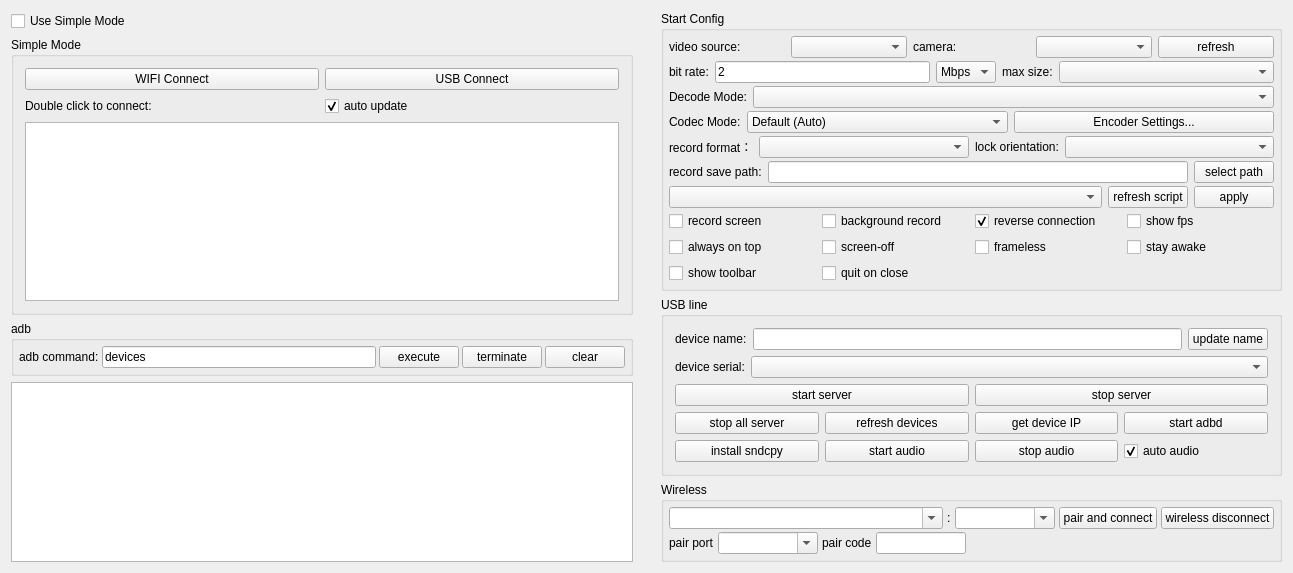
This is QtScrcpy/ui/dialog.ui in BeiCheng0000/QtScrcpy as Qt 5 draws it before an edit. The edited form follows.
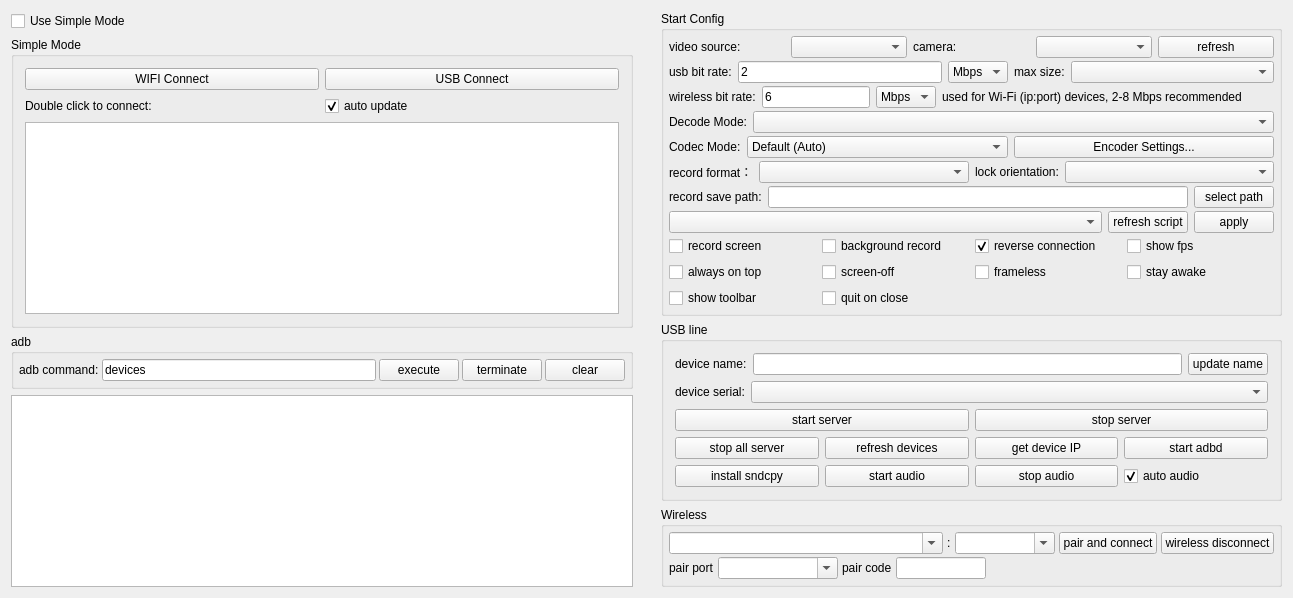
This is the edited form.

```diff
--- a/QtScrcpy/ui/dialog.ui
+++ b/QtScrcpy/ui/dialog.ui
@@ -379,7 +379,7 @@
                </sizepolicy>
               </property>
               <property name="text">
-               <string>bit rate:</string>
+               <string>usb bit rate:</string>
               </property>
              </widget>
             </item>
@@ -451,6 +451,92 @@
            </layout>
           </widget>
          </item>
+         <item>
+          <widget class="QWidget" name="configWidgetBitRateWifi" native="true">
+           <property name="sizePolicy">
+            <sizepolicy hsizetype="Preferred" vsizetype="Preferred">
+             <horstretch>0</horstretch>
+             <verstretch>0</verstretch>
+            </sizepolicy>
+           </property>
+           <layout class="QHBoxLayout" name="horizontalLayout_bitRateWifi">
+            <property name="leftMargin">
+             <number>0</number>
+            </property>
+            <property name="topMargin">
+             <number>0</number>
+            </property>
+            <property name="rightMargin">
+             <number>0</number>
+            </property>
+            <property name="bottomMargin">
+             <number>0</number>
+            </property>
+            <item>
+             <widget class="QLabel" name="wirelessBitRateLabel">
+              <property name="sizePolicy">
+               <sizepolicy hsizetype="Maximum" vsizetype="Preferred">
+                <horstretch>0</horstretch>
+                <verstretch>0</verstretch>
+               </sizepolicy>
+              </property>
+              <property name="text">
+               <string>wireless bit rate:</string>
+              </property>
+             </widget>
+            </item>
+            <item>
+             <widget class="QLineEdit" name="wirelessBitRateEdit">
+              <property name="sizePolicy">
+               <sizepolicy hsizetype="Preferred" vsizetype="Preferred">
+                <horstretch>0</horstretch>
+                <verstretch>0</verstretch>
+               </sizepolicy>
+              </property>
+              <property name="text">
+               <string notr="true">6</string>
+              </property>
+             </widget>
+            </item>
+            <item>
+             <widget class="QComboBox" name="wirelessBitRateBox">
+              <property name="sizePolicy">
+               <sizepolicy hsizetype="Maximum" vsizetype="Preferred">
+                <horstretch>0</horstretch>
+                <verstretch>0</verstretch>
+               </sizepolicy>
+              </property>
+              <property name="currentText">
+               <string notr="true">Mbps</string>
+              </property>
+              <item>
+               <property name="text">
+                <string notr="true">Mbps</string>
+               </property>
+              </item>
+              <item>
+               <property name="text">
+                <string notr="true">Kbps</string>
+               </property>
+              </item>
+             </widget>
+            </item>
+            <item>
+             <widget class="QLabel" name="wirelessBitRateHint">
+              <property name="sizePolicy">
+               <sizepolicy hsizetype="Expanding" vsizetype="Preferred">
+                <horstretch>1</horstretch>
+                <verstretch>0</verstretch>
+               </sizepolicy>
+              </property>
+              <property name="text">
+               <string>used for Wi-Fi (ip:port) devices, 2-8 Mbps recommended</string>
+              </property>
+             </widget>
+            </item>
+           </layout>
+          </widget>
+         </item>
          <item>
           <widget class="QWidget" name="configWidget6" native="true">
            <property name="sizePolicy">
@@ -1415,13 +1501,13 @@
              </property>
              <property name="minimumSize">
               <size>
-               <width>100</width>
+               <width>120</width>
                <height>0</height>
               </size>
              </property>
              <property name="maximumSize">
               <size>
-               <width>100</width>
+               <width>120</width>
                <height>16777215</height>
               </size>
              </property>
@@ -1474,7 +1560,7 @@
            <item>
             <widget class="QLabel" name="wirelessStateLabel">
              <property name="sizePolicy">
-              <sizepolicy hsizetype="Expanding" vsizetype="Preferred">
+              <sizepolicy hsizetype="Ignored" vsizetype="Preferred">
                <horstretch>2</horstretch>
                <verstretch>0</verstretch>
               </sizepolicy>
```
